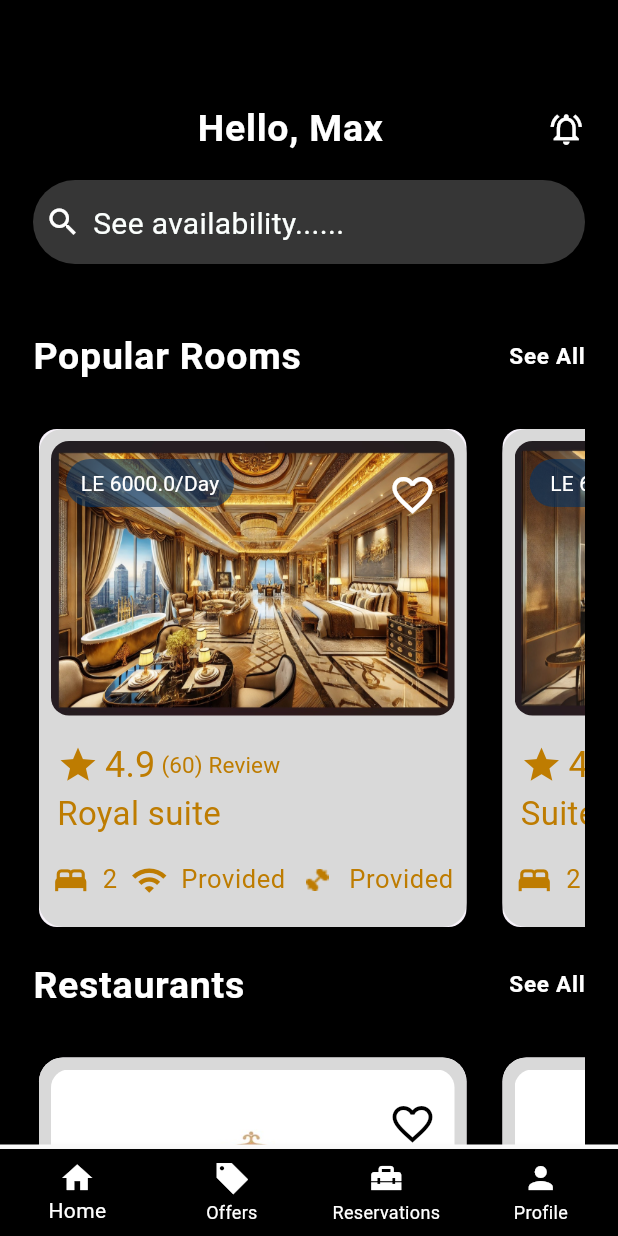
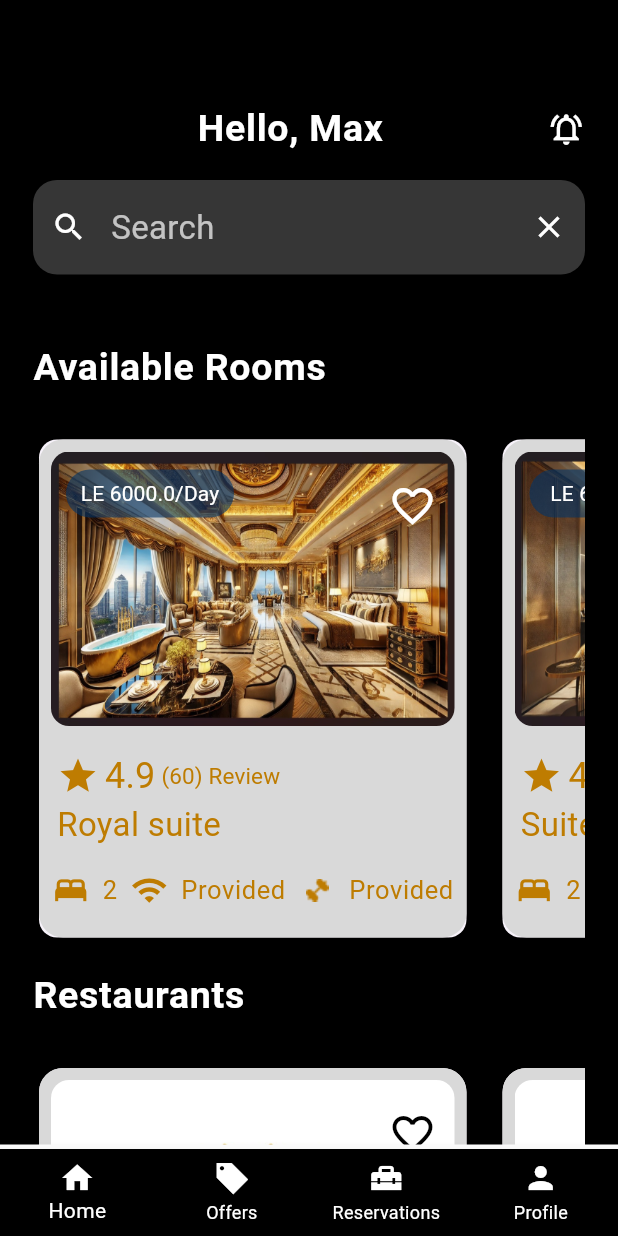
Before and after one commit to CodeWithYoussef/namesa_app, a Flutter app: the screen it shows after launch, on a phone screen of 412 x 824 dp. Run offline on Flutter 3.47's test engine with Material 3 defaults, Android fonts, the phone set to English and light mode, and no system bars; our stand-ins replace cloud_firestore, firebase_auth, firebase_core, google_fonts; missing offline and left inert: firebase_app_check; accounts and stored records are empty; Roboto replaces fonts that are missing (Kurale).

Commit message:
search bar activated

```diff
--- a/lib/home screens/home_screen.dart
+++ b/lib/home screens/home_screen.dart
@@ -17,11 +17,11 @@ class HomeScreen extends StatefulWidget {
 class _HomeScreenState extends State<HomeScreen> {
   int currentIndex = 0; // ✅ Move this INSIDE the state class
 
-  List<Widget> tabs = const [
+  List<Widget> tabs = [
     HomeTab(),
-    OffersTab(),
-    ReservationsTab(),
-    ProfileTab(),
+    const OffersTab(),
+    const ReservationsTab(),
+    const ProfileTab(),
   ];
 
   @override
--- a/lib/home screens/tabs/home_tab.dart
+++ b/lib/home screens/tabs/home_tab.dart
@@ -18,6 +18,14 @@ class HomeTab extends StatefulWidget {
 }
 
 class _HomeTabState extends State<HomeTab> {
+  final TextEditingController searchBarController = TextEditingController();
+
+  @override
+  void dispose() {
+    searchBarController.dispose();
+    super.dispose();
+  }
+
   @override
   Widget build(BuildContext context) {
     return SafeArea(
@@ -28,7 +36,7 @@ class _HomeTabState extends State<HomeTab> {
           body: Consumer<HotelRooms>(
             builder:
                 (context, value, child) => SingleChildScrollView(
-                  physics: BouncingScrollPhysics(),
+                  physics: ClampingScrollPhysics(),
                   child: Padding(
                     padding: const EdgeInsets.symmetric(horizontal: 22),
                     child: Column(
@@ -53,7 +61,9 @@ class _HomeTabState extends State<HomeTab> {
                         SizedBox(height: 15),
 
                         /// Search bar
-                        SearchBarWidget(),
+                        SearchBarWidget(
+                          textEditingController: searchBarController,
+                        ),
 
                         SizedBox(height: 43),
 
@@ -62,22 +72,24 @@ class _HomeTabState extends State<HomeTab> {
                           mainAxisAlignment: MainAxisAlignment.spaceBetween,
                           children: [
                             Text(
-                              "Popular Rooms",
+                              "Available Rooms",
                               style: Theme.of(context).textTheme.bodyLarge,
-                            ),
-                            Text(
-                              "See All",
-                              style: Theme.of(
-                                context,
-                              ).textTheme.bodyLarge!.copyWith(fontSize: 15),
                             ),
                           ],
                         ),
 
                         SizedBox(height: 25),
 
-                        /// Horizontal ListView of rooms
-                        SizedBox(
+                        /// Horizontal ListView of rooms or no result
+                        value.allRooms.isEmpty
+                            ? Padding(
+                              padding: const EdgeInsets.all(16.0),
+                              child: Text(
+                                "No rooms found",
+                                style: Theme.of(context).textTheme.bodyMedium,
+                              ),
+                            )
+                            : SizedBox(
                               height: 340,
                               child: ListView.separated(
                                 itemBuilder: (context, index) {
@@ -92,8 +104,7 @@ class _HomeTabState extends State<HomeTab> {
                                     (context, index) => SizedBox(width: 16),
                                 scrollDirection: Axis.horizontal,
                                 itemCount: value.allRooms.length,
-                            physics:
-                                BouncingScrollPhysics(), // enables horizontal scroll only
+                                physics: BouncingScrollPhysics(),
                               ),
                             ),
 
@@ -107,18 +118,20 @@ class _HomeTabState extends State<HomeTab> {
                               "Restaurants",
                               style: Theme.of(context).textTheme.bodyLarge,
                             ),
-                            Text(
-                              "See All",
-                              style: Theme.of(
-                                context,
-                              ).textTheme.bodyLarge!.copyWith(fontSize: 15),
-                            ),
                           ],
                         ),
 
                         SizedBox(height: 25),
 
-                        SizedBox(
+                        value.allResturant.isEmpty
+                            ? Padding(
+                              padding: const EdgeInsets.all(16.0),
+                              child: Text(
+                                "No restaurants found",
+                                style: Theme.of(context).textTheme.bodyMedium,
+                              ),
+                            )
+                            : SizedBox(
                               height: 340,
                               child: ListView.separated(
                                 itemBuilder: (context, index) {
--- a/lib/main.dart
+++ b/lib/main.dart
@@ -53,7 +53,7 @@ class MyApp extends StatelessWidget {
       routes: {
         AuthScreen.routeName: (context) => const AuthScreen(),
         HomeScreen.routeName: (context) => const HomeScreen(),
-        HomeTab.routeName: (context) => const HomeTab(),
+        HomeTab.routeName: (context) => HomeTab(),
         OffersTab.routeName: (context) => const OffersTab(),
         ReservationsTab.routeName: (context) => const ReservationsTab(),
         ProfileTab.routeName: (context) => const ProfileTab(),
--- a/lib/models/hotel_rooms.dart
+++ b/lib/models/hotel_rooms.dart
@@ -1,11 +1,10 @@
 import 'package:flutter/cupertino.dart';
-import 'package:namesa_yassin_preoject/models/hotel_room_model.dart';
-import 'package:namesa_yassin_preoject/models/resturant_model.dart';
+import 'hotel_room_model.dart';
+import 'resturant_model.dart';
 
 class HotelRooms extends ChangeNotifier {
   // ------------------ ROOMS ------------------
-
-  final List<HotelRoom> allRooms = [
+  final List<HotelRoom> _allRooms = [
     HotelRoom(
       name: "Royal suite",
       price: 6000,
@@ -58,7 +57,13 @@ class HotelRooms extends ChangeNotifier {
     ),
   ];
 
+  List<HotelRoom> _filteredRooms = [];
+
+  List<HotelRoom> get allRooms =>
+      _filteredRooms.isEmpty ? _allRooms : _filteredRooms;
+
   final List<HotelRoom> _favouriteRooms = [];
+
   List<HotelRoom> get favouriteRooms => List.unmodifiable(_favouriteRooms);
 
   void addToFavouriteRooms(HotelRoom room) {
@@ -74,13 +79,21 @@ class HotelRooms extends ChangeNotifier {
     }
   }
 
-  bool isFavouriteRoom(HotelRoom room) {
-    return _favouriteRooms.contains(room);
-  }
+  bool isFavouriteRoom(HotelRoom room) => _favouriteRooms.contains(room);
 
   // ------------------ RESTAURANTS ------------------
 
-  final List<ResturantModel> allResturant = [
+  final List<ResturantModel> _allRestaurants = [
+    ResturantModel(
+      name: "Golden Palace",
+      imagePath: "assets/RESTURANTS/Golden Palac.jpg",
+      menuPath1: "",
+      menuPath2: "",
+      menuPath3: "",
+      rating: 4.5,
+      reviews: 320,
+      description: "The Main Hotel restaurant.",
+    ),
     ResturantModel(
       name: "Atlas Palace",
       imagePath: "assets/RESTURANTS/Atlas Palace.jpg",
@@ -89,24 +102,17 @@ class HotelRooms extends ChangeNotifier {
       menuPath3: "",
       rating: 4.7,
       reviews: 360,
+      description: "Western Restaurant Cuisine.",
     ),
     ResturantModel(
-      name: "Flame Of Royale",
+      name: "Flame Of Royal",
       imagePath: "assets/RESTURANTS/Flame Of Royale.jpg",
       menuPath1: "",
       menuPath2: "",
       menuPath3: "",
       rating: 4.8,
       reviews: 480,
-    ),
-    ResturantModel(
-      name: "Golden Palace",
-      imagePath: "assets/RESTURANTS/Golden Palac.jpg",
-      menuPath1: "",
-      menuPath2: "",
-      menuPath3: "",
-      rating: 4.5,
-      reviews: 320,
+      description: "Grill And Steak House.",
     ),
     ResturantModel(
       name: "Rehab Palace",
@@ -116,6 +122,7 @@ class HotelRooms extends ChangeNotifier {
       menuPath3: "assets/menus/Rehab Horizon menu 3.jpg",
       rating: 4.9,
       reviews: 930,
+      description: "Roof Cafe.",
     ),
     ResturantModel(
       name: "The Impier Dragon",
@@ -125,11 +132,19 @@ class HotelRooms extends ChangeNotifier {
       menuPath3: "",
       rating: 4.4,
       reviews: 1060,
+      description: "Asian Cuisine.",
     ),
   ];
 
+  List<ResturantModel> _filteredRestaurants = [];
+
+  List<ResturantModel> get allResturant =>
+      _filteredRestaurants.isEmpty ? _allRestaurants : _filteredRestaurants;
+
   final List<ResturantModel> _favouriteRestaurants = [];
-  List<ResturantModel> get favouriteRestaurants => List.unmodifiable(_favouriteRestaurants);
+
+  List<ResturantModel> get favouriteRestaurants =>
+      List.unmodifiable(_favouriteRestaurants);
 
   void addToFavouriteRestaurants(ResturantModel restaurant) {
     if (!_favouriteRestaurants.contains(restaurant)) {
@@ -144,7 +159,35 @@ class HotelRooms extends ChangeNotifier {
     }
   }
 
-  bool isFavouriteRestaurant(ResturantModel restaurant) {
-    return _favouriteRestaurants.contains(restaurant);
+  bool isFavouriteRestaurant(ResturantModel restaurant) =>
+      _favouriteRestaurants.contains(restaurant);
+
+  // ------------------ SEARCH ------------------
+
+  void search(String query) {
+    if (query.isEmpty) {
+      _filteredRooms = [];
+      _filteredRestaurants = [];
+    } else {
+      _filteredRooms =
+          _allRooms
+              .where(
+                (room) =>
+                    room.name?.toLowerCase().contains(query.toLowerCase()) ??
+                    false,
+              )
+              .toList();
+
+      _filteredRestaurants =
+          _allRestaurants
+              .where(
+                (rest) =>
+                    rest.name?.toLowerCase().contains(query.toLowerCase()) ??
+                    false,
+              )
+              .toList();
+    }
+
+    notifyListeners();
   }
 }
--- a/lib/models/resturant_model.dart
+++ b/lib/models/resturant_model.dart
@@ -7,6 +7,7 @@ class ResturantModel {
   double? rating;
   double? reviews;
   bool favourite = false;
+  String? description;
 
   ResturantModel({
     required this.name,
@@ -16,5 +17,6 @@ class ResturantModel {
     required this.menuPath3,
     required this.rating,
     required this.reviews,
+    required this.description,
   });
 }
--- a/lib/widgets/resturanant_item.dart
+++ b/lib/widgets/resturanant_item.dart
@@ -132,7 +132,14 @@ class RestaurantItem extends StatelessWidget {
                   /// Empty Features Row (can be filled later)
                   Row(
                     mainAxisAlignment: MainAxisAlignment.spaceEvenly,
-                    children: [],
+                    children: [
+                      Text(
+                        "${hotelResturant.description}",
+                        style: Theme.of(context).textTheme.bodySmall!.copyWith(
+                          color: Theme.of(context).focusColor,
+                        ),
+                      ),
+                    ],
                   ),
                 ],
               ),
--- a/lib/widgets/search_bar_widget.dart
+++ b/lib/widgets/search_bar_widget.dart
@@ -1,22 +1,38 @@
 import 'package:flutter/material.dart';
+import 'package:provider/provider.dart';
+
+import '../models/hotel_rooms.dart';
 
 class SearchBarWidget extends StatelessWidget {
-  const SearchBarWidget({super.key});
+  final TextEditingController textEditingController;
+
+  const SearchBarWidget({super.key, required this.textEditingController});
 
   @override
   Widget build(BuildContext context) {
-    return SearchBar(
-      backgroundColor: WidgetStateProperty.all(Theme.of(context).shadowColor),
-      textStyle: WidgetStatePropertyAll(
-        Theme.of(context).textTheme.bodyMedium!.copyWith(color: Colors.white),
-      ),
-      leading: Icon(Icons.search),
-      onTapOutside: (event) => FocusScope.of(context).unfocus,
-      hintText: "See availability......",
-      hintStyle: WidgetStateProperty.all(
-        Theme.of(context).textTheme.bodyMedium!.copyWith(
-          color: Color(0XFFFBFFFD),
-          fontSize: 20,
+    return TextField(
+      controller: textEditingController,
+      onChanged: (value) {
+        // Call the search method from provider
+        Provider.of<HotelRooms>(context, listen: false).search(value);
+      },
+      style: Theme.of(context).textTheme.bodyMedium!.copyWith(color: Colors.white),
+      decoration: InputDecoration(
+        filled: true,
+        fillColor: Theme.of(context).shadowColor,
+        hintText: "Search",
+        hintStyle: TextStyle(color: Colors.white70),
+        prefixIcon: Icon(Icons.search, color: Colors.white),
+        suffixIcon: IconButton(
+          icon: Icon(Icons.clear, color: Colors.white),
+          onPressed: () {
+            textEditingController.clear();
+            Provider.of<HotelRooms>(context, listen: false).search('');
+          },
+        ),
+        border: OutlineInputBorder(
+          borderRadius: BorderRadius.circular(16),
+          borderSide: BorderSide.none,
         ),
       ),
     );
```
Lines whose indentation alone changed are shown as unchanged.
